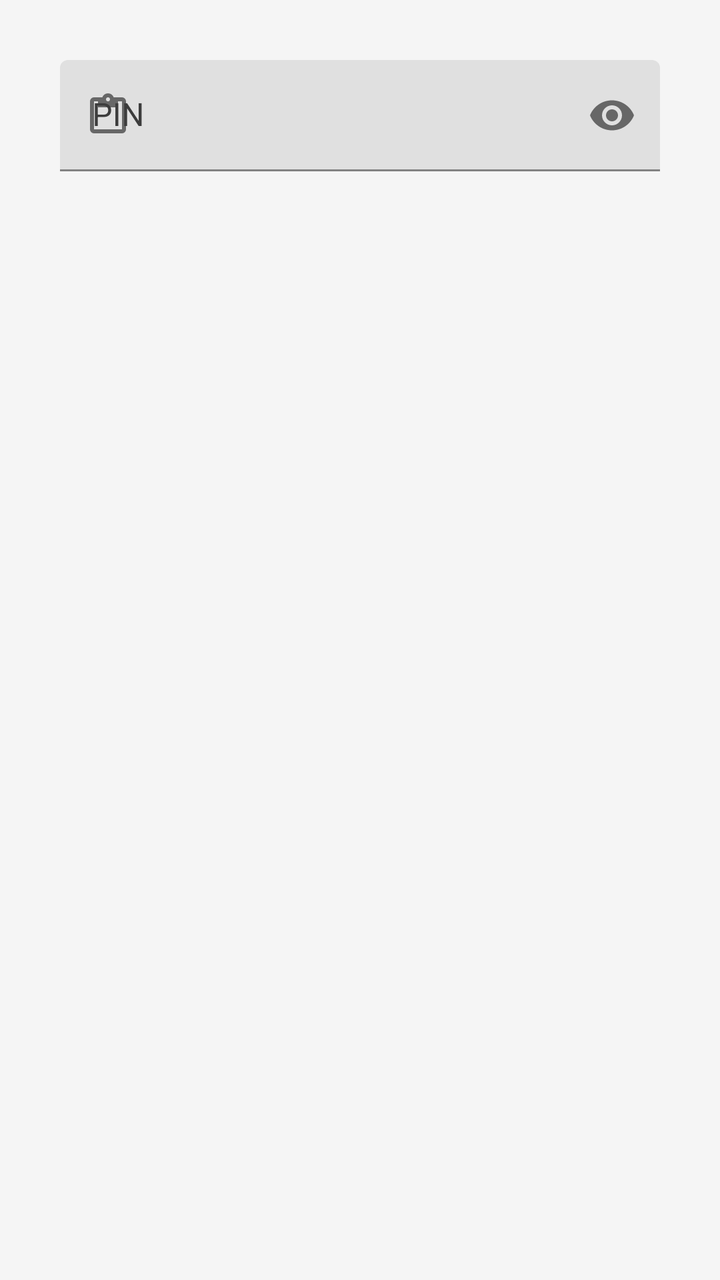
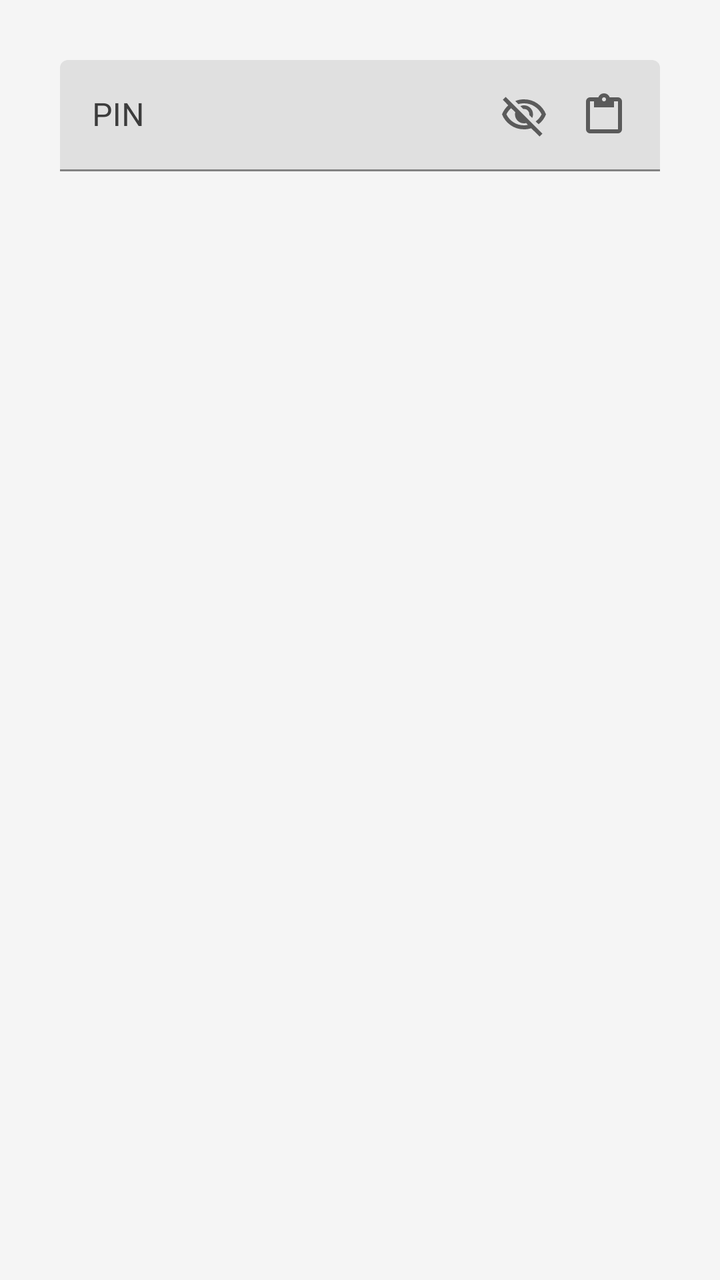

An Android layout rendered at two revisions. The XML below is the earlier revision; the diff shows what the commit changed to produce the second picture.
<!-- AndroidManifest.xml: application theme AppTheme -->
<!-- res/layout/dialog_pin.xml -->
<?xml version="1.0" encoding="utf-8"?>
<LinearLayout xmlns:android="http://schemas.android.com/apk/res/android"
    android:layout_width="match_parent"
    android:layout_height="match_parent"
    xmlns:app="http://schemas.android.com/apk/res-auto"
    android:padding="@dimen/activity_margin"
    android:orientation="vertical">

    <com.google.android.material.textfield.TextInputLayout
        android:id="@+id/dialog_pin_textinputlayout"
        android:layout_width="match_parent"
        android:layout_height="wrap_content"
        android:hint="@string/pin"
        android:textColorHint="@color/pin_input_text_color"
        app:hintTextColor="@color/pin_input_text_color"
        app:passwordToggleEnabled="true"
        app:startIconDrawable="@drawable/ic_content_paste_24dp"
        app:startIconContentDescription="@string/otp_clipboard_paste">

        <com.google.android.material.textfield.TextInputEditText
            android:id="@+id/dialog_pin_edittext"
            android:layout_width="match_parent"
            android:layout_height="wrap_content"
            android:inputType="textPassword"
            android:importantForAutofill="no"
            android:textColor="@color/pin_input_text_color" />
    </com.google.android.material.textfield.TextInputLayout>
</LinearLayout>
<!-- resources referenced by this layout -->
<resources>
  <color name="pin_input_text_color">#3C3C3C</color>
  <dimen name="activity_margin">30dp</dimen>
  <string name="otp_clipboard_paste">Paste from clipboard</string>
  <string name="pin">PIN</string>
  <style name="AppTheme" parent="Theme.MaterialComponents.DayNight.DarkActionBar">
          <item name="colorAccent">@android:color/black</item>
          <item name="colorPrimary">@color/colorLightGreen</item>
          <item name="colorPrimaryVariant">@color/colorDarkGreen</item>
          <item name="colorSecondary">@android:color/black</item>
          <item name="colorControlActivated">@android:color/black</item>
          <item name="colorOnPrimary">#FFFFFF</item>
          <item name="android:windowBackground">@color/background_light</item>
          <item name="colorOnSurface">#000000</item>
          <item name="colorOnBackground">#000000</item>
          <item name="materialAlertDialogTheme">@style/AppTheme.MaterialAlertDialog</item>
          <item name="chipStyle">@style/AppTheme.Chip</item>
      </style>
  <color name="colorLightGreen">#3C3C3C</color>
  <color name="colorDarkGreen">#2B2B2B</color>
  <color name="background_light">#F5F5F5</color>
  <style name="AppTheme.MaterialAlertDialog" parent="ThemeOverlay.MaterialComponents.MaterialAlertDialog">
          <item name="colorPrimary">@android:color/black</item>
      </style>
  <style name="AppTheme.Chip" parent="Widget.MaterialComponents.Chip.Choice">
          <item name="chipBackgroundColor">@color/chip_background_color</item>
          <item name="android:textColor">@color/chip_text_color</item>
          <item name="rippleColor">?attr/colorOnSurface</item>
      </style>
  <!-- unchanged entries left out for length: 1 -->
</resources>

<!-- the commit's change to res/layout/dialog_pin.xml (unified diff, before → after) -->
@@ -6,23 +6,53 @@
     android:padding="@dimen/activity_margin"
     android:orientation="vertical">
 
-    <com.google.android.material.textfield.TextInputLayout
-        android:id="@+id/dialog_pin_textinputlayout"
+    <FrameLayout
         android:layout_width="match_parent"
-        android:layout_height="wrap_content"
-        android:hint="@string/pin"
-        android:textColorHint="@color/pin_input_text_color"
-        app:hintTextColor="@color/pin_input_text_color"
-        app:passwordToggleEnabled="true"
-        app:startIconDrawable="@drawable/ic_content_paste_24dp"
-        app:startIconContentDescription="@string/otp_clipboard_paste">
+        android:layout_height="wrap_content">
 
-        <com.google.android.material.textfield.TextInputEditText
-            android:id="@+id/dialog_pin_edittext"
+        <com.google.android.material.textfield.TextInputLayout
+            android:id="@+id/dialog_pin_textinputlayout"
             android:layout_width="match_parent"
             android:layout_height="wrap_content"
-            android:inputType="textPassword"
-            android:importantForAutofill="no"
-            android:textColor="@color/pin_input_text_color" />
-    </com.google.android.material.textfield.TextInputLayout>
+            android:hint="@string/pin"
+            android:textColorHint="@color/pin_input_text_color"
+            app:hintTextColor="@color/pin_input_text_color">
+
+            <com.google.android.material.textfield.TextInputEditText
+                android:id="@+id/dialog_pin_edittext"
+                android:layout_width="match_parent"
+                android:layout_height="wrap_content"
+                android:inputType="textPassword"
+                android:importantForAutofill="no"
+                android:paddingEnd="48dp"
+                android:textColor="@color/pin_input_text_color" />
+        </com.google.android.material.textfield.TextInputLayout>
+
+        <LinearLayout
+            android:layout_width="wrap_content"
+            android:layout_height="wrap_content"
+            android:layout_gravity="end|center_vertical"
+            android:layout_marginEnd="8dp"
+            android:gravity="center_vertical"
+            android:orientation="horizontal">
+
+            <ImageButton
+                android:id="@+id/dialog_pin_visibility_toggle"
+                android:layout_width="40dp"
+                android:layout_height="40dp"
+                android:background="?attr/selectableItemBackgroundBorderless"
+                android:contentDescription="@string/otp_yubistatic_show_pwd_desc"
+                android:scaleType="center"
+                android:src="@drawable/visibility_off" />
+
+            <ImageButton
+                android:id="@+id/dialog_pin_paste"
+                android:layout_width="40dp"
+                android:layout_height="40dp"
+                android:background="?attr/selectableItemBackgroundBorderless"
+                android:contentDescription="@string/otp_clipboard_paste"
+                android:scaleType="center"
+                android:src="@drawable/ic_content_paste_24dp" />
+        </LinearLayout>
+    </FrameLayout>
 </LinearLayout>
<!-- resource entries referenced after the edit -->
@@ -2,7 +2,19 @@
 <resources>
   <color name="pin_input_text_color">#3C3C3C</color>
   <dimen name="activity_margin">30dp</dimen>
+  <!-- drawable visibility_off (drawable) -->
+  <vector xmlns:android="http://schemas.android.com/apk/res/android"
+      android:width="24dp"
+      android:height="24dp"
+      android:viewportWidth="960"
+      android:viewportHeight="960"
+      android:tint="?attr/colorControlNormal">
+    <path
+        android:fillColor="@android:color/white"
+        android:pathData="M644,532L586,474Q595,427 559,386Q523,345 466,354L408,296Q425,288 442.5,284Q460,280 480,280Q555,280 607.5,332.5Q660,385 660,460Q660,480 656,497.5Q652,515 644,532ZM772,658L714,602Q752,573 781.5,538.5Q811,504 832,460Q782,359 688.5,299.5Q595,240 480,240Q451,240 423,244Q395,248 368,256L306,194Q347,177 390,168.5Q433,160 480,160Q631,160 749,243.5Q867,327 920,460Q897,519 859.5,569.5Q822,620 772,658ZM792,904L624,738Q589,749 553.5,754.5Q518,760 480,760Q329,760 211,676.5Q93,593 40,460Q61,407 93,361.5Q125,316 166,280L56,168L112,112L848,848L792,904ZM222,336Q193,362 169,393Q145,424 128,460Q178,561 271.5,620.5Q365,680 480,680Q500,680 519,677.5Q538,675 558,672L522,634Q511,637 501,638.5Q491,640 480,640Q405,640 352.5,587.5Q300,535 300,460Q300,449 301.5,439Q303,429 306,418L222,336ZM541,429L541,429Q541,429 541,429Q541,429 541,429Q541,429 541,429Q541,429 541,429Q541,429 541,429Q541,429 541,429ZM390,504Q390,504 390,504Q390,504 390,504L390,504Q390,504 390,504Q390,504 390,504Q390,504 390,504Q390,504 390,504Z"/>
+  </vector>
   <string name="otp_clipboard_paste">Paste from clipboard</string>
+  <string name="otp_yubistatic_show_pwd_desc">Show password</string>
   <string name="pin">PIN</string>
   <style name="AppTheme" parent="Theme.MaterialComponents.DayNight.DarkActionBar">
           <item name="colorAccent">@android:color/black</item>
